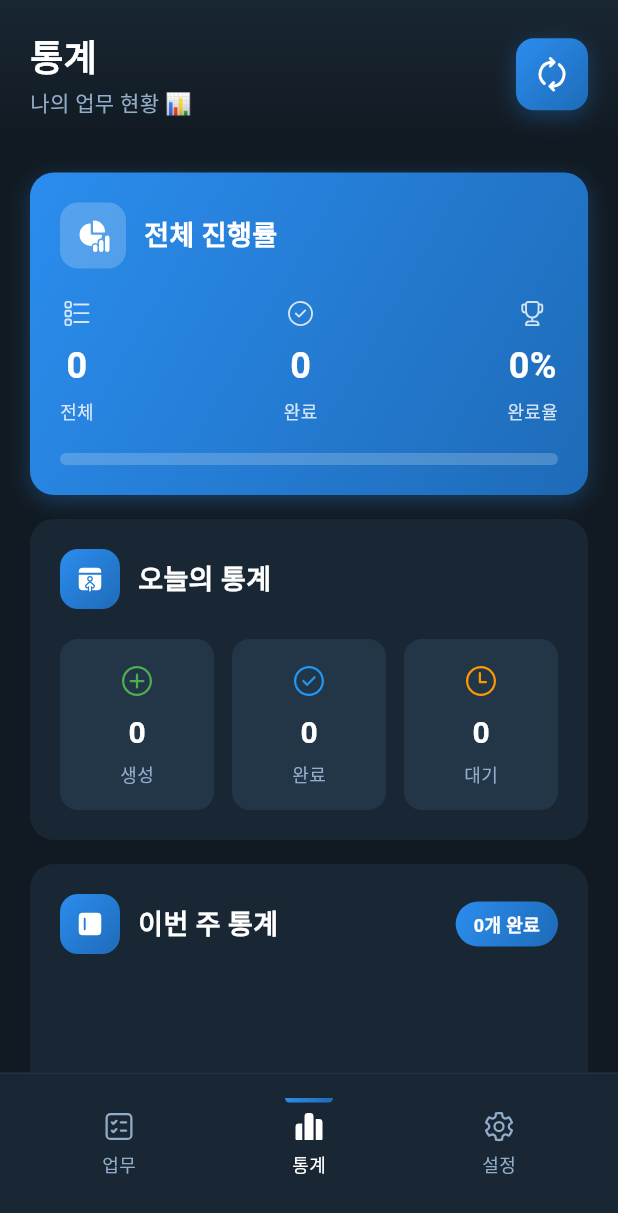
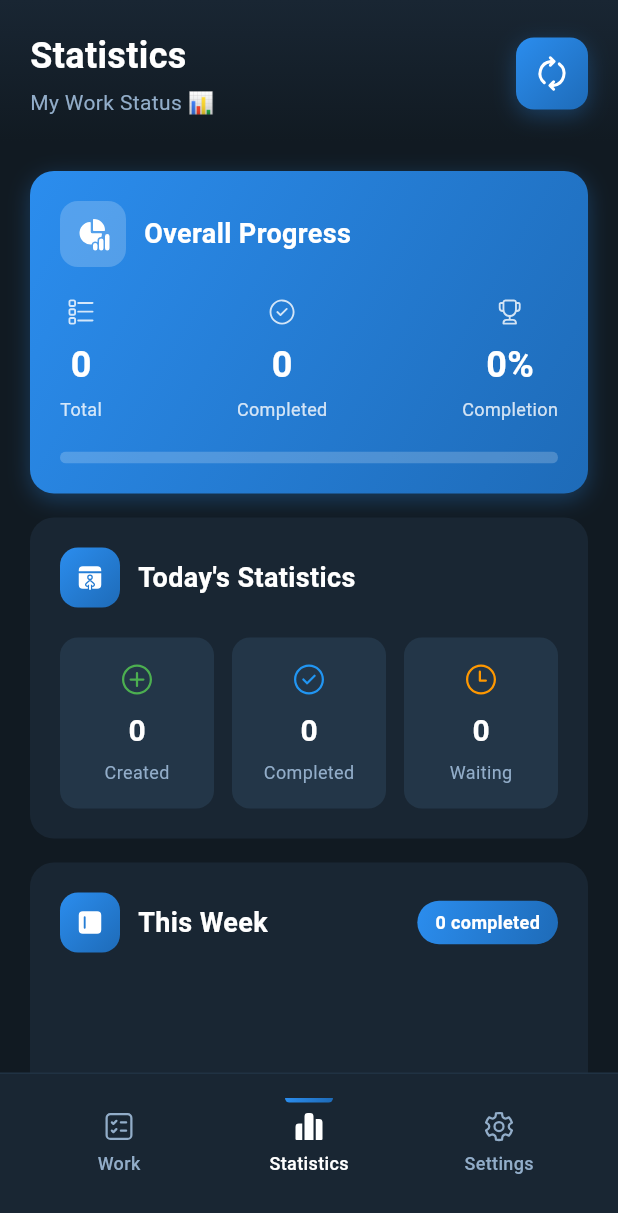
Before and after one commit to bluesky78060/flutter-todo, a Flutter app: the screen it shows once a user with an empty profile is signed in, item 2 of the bottom bar chosen, on a phone screen of 412 x 824 dp. Shown: the top 1213 px of the screen. Run offline on Flutter 3.47's test engine with Material 3 defaults, Android fonts, the phone set to English and light mode, and no system bars; our stand-ins replace drift, easy_localization, fluentui_system_icons, flutter_local_notifications, flutter_riverpod, fpdart and 6 more; missing offline and left inert: dart:html, dart:js; accounts and stored records are empty; generated files the repository leaves out were written again; network calls fail.

```diff
--- a/lib/core/theme/app_colors.dart
+++ b/lib/core/theme/app_colors.dart
@@ -1,11 +1,17 @@
 import 'package:flutter/material.dart';
 
 class AppColors {
-  // Dark Theme Colors (from HTML design)
+  // Dark Theme Colors
   static const Color darkBackground = Color(0xFF111A22);
   static const Color darkCard = Color(0xFF192633);
   static const Color darkInput = Color(0xFF233648);
   static const Color darkBorder = Color(0xFF324D67);
+
+  // Light Theme Colors
+  static const Color lightBackground = Color(0xFFF5F7FA);
+  static const Color lightCard = Color(0xFFFFFFFF);
+  static const Color lightInput = Color(0xFFF0F4F8);
+  static const Color lightBorder = Color(0xFFE1E8ED);
 
   // Accent Colors
   static const Color primaryBlue = Color(0xFF2B8DEE);
@@ -15,6 +21,8 @@ class AppColors {
   // Text Colors
   static const Color textWhite = Color(0xFFFFFFFF);
   static const Color textGray = Color(0xFF92ADC9);
+  static const Color textDark = Color(0xFF1A202C);
+  static const Color textGrayDark = Color(0xFF4A5568);
 
   // Gradients
   static const LinearGradient primaryGradient = LinearGradient(
@@ -23,9 +31,24 @@ class AppColors {
     end: Alignment.bottomRight,
   );
 
-  static const LinearGradient headerGradient = LinearGradient(
+  static const LinearGradient darkHeaderGradient = LinearGradient(
     colors: [darkCard, darkBackground],
     begin: Alignment.topCenter,
     end: Alignment.bottomCenter,
   );
+
+  static const LinearGradient lightHeaderGradient = LinearGradient(
+    colors: [lightCard, lightBackground],
+    begin: Alignment.topCenter,
+    end: Alignment.bottomCenter,
+  );
+
+  // Helper methods for theme-aware colors
+  static Color getBackground(bool isDark) => isDark ? darkBackground : lightBackground;
+  static Color getCard(bool isDark) => isDark ? darkCard : lightCard;
+  static Color getInput(bool isDark) => isDark ? darkInput : lightInput;
+  static Color getBorder(bool isDark) => isDark ? darkBorder : lightBorder;
+  static Color getText(bool isDark) => isDark ? textWhite : textDark;
+  static Color getTextSecondary(bool isDark) => isDark ? textGray : textGrayDark;
+  static LinearGradient getHeaderGradient(bool isDark) => isDark ? darkHeaderGradient : lightHeaderGradient;
 }
--- a/lib/presentation/screens/statistics_screen.dart
+++ b/lib/presentation/screens/statistics_screen.dart
@@ -1,7 +1,8 @@
+import 'package:easy_localization/easy_localization.dart' hide TextDirection;
 import 'package:fluentui_system_icons/fluentui_system_icons.dart';
 import 'package:flutter/material.dart';
 import 'package:flutter_riverpod/flutter_riverpod.dart';
-import 'package:intl/intl.dart';
+import 'package:intl/intl.dart' as intl;
 import 'package:todo_app/core/theme/app_colors.dart';
 import 'package:todo_app/domain/entities/todo.dart';
 import 'package:todo_app/presentation/providers/database_provider.dart';
@@ -31,28 +32,28 @@ class StatisticsScreen extends ConsumerWidget {
           children: [
             // Header with gradient
             Container(
-              decoration: const BoxDecoration(
-                gradient: AppColors.headerGradient,
+              decoration: BoxDecoration(
+                gradient: AppColors.getHeaderGradient(true),
               ),
               padding: const EdgeInsets.fromLTRB(20, 20, 20, 16),
               child: Row(
                 mainAxisAlignment: MainAxisAlignment.spaceBetween,
                 children: [
-                  const Column(
+                  Column(
                     crossAxisAlignment: CrossAxisAlignment.start,
                     children: [
                       Text(
-                        '통계',
-                        style: TextStyle(
+                        'statistics'.tr(),
+                        style: const TextStyle(
                           color: AppColors.textWhite,
                           fontSize: 24,
                           fontWeight: FontWeight.bold,
                         ),
                       ),
-                      SizedBox(height: 4),
+                      const SizedBox(height: 4),
                       Text(
-                        '나의 업무 현황 📊',
-                        style: TextStyle(
+                        'my_work_status'.tr(),
+                        style: const TextStyle(
                           color: AppColors.textGray,
                           fontSize: 14,
                         ),
@@ -115,7 +116,7 @@ class StatisticsScreen extends ConsumerWidget {
                       ),
                       const SizedBox(height: 16),
                       Text(
-                        '오류: $error',
+                        '${'error'.tr()}: $error',
                         style: const TextStyle(
                           color: AppColors.textGray,
                         ),
@@ -146,7 +147,7 @@ class StatisticsScreen extends ConsumerWidget {
                         Expanded(
                           child: _NavItem(
                             icon: FluentIcons.task_list_square_ltr_24_regular,
-                            label: '업무',
+                            label: 'work'.tr(),
                             isActive: false,
                             onTap: () => Navigator.pop(context),
                           ),
@@ -154,7 +155,7 @@ class StatisticsScreen extends ConsumerWidget {
                         Expanded(
                           child: _NavItem(
                             icon: FluentIcons.data_histogram_24_filled,
-                            label: '통계',
+                            label: 'statistics'.tr(),
                             isActive: true,
                             onTap: () {},
                           ),
@@ -162,7 +163,7 @@ class StatisticsScreen extends ConsumerWidget {
                         Expanded(
                           child: _NavItem(
                             icon: FluentIcons.settings_24_regular,
-                            label: '설정',
+                            label: 'settings'.tr(),
                             isActive: false,
                             onTap: () {
                               Navigator.push(
@@ -248,9 +249,11 @@ class StatisticsScreen extends ConsumerWidget {
 
     // Daily completion data for the week
     final dailyCompletions = <String, int>{};
+    final dayKeys = ['monday'.tr(), 'tuesday'.tr(), 'wednesday'.tr(), 'thursday'.tr(), 'friday'.tr(), 'saturday'.tr(), 'sunday'.tr()];
+
     for (int i = 0; i < 7; i++) {
       final day = weekStart.add(Duration(days: i));
-      final dayKey = DateFormat('E', 'ko').format(day);
+      final dayKey = dayKeys[i];
       final dayStart = DateTime(day.year, day.month, day.day);
       final dayEnd = dayStart.add(const Duration(days: 1));
 
@@ -274,7 +277,7 @@ class StatisticsScreen extends ConsumerWidget {
     }
 
     // Most productive day
-    String mostProductiveDay = '월';
+    String mostProductiveDay = 'monday'.tr();
     int maxCompletions = 0;
     dailyCompletions.forEach((day, count) {
       if (count > maxCompletions) {
@@ -364,9 +367,9 @@ class _OverallProgressCard extends StatelessWidget {
                 ),
               ),
               const SizedBox(width: 12),
-              const Text(
-                '전체 진행률',
-                style: TextStyle(
+              Text(
+                'overall_progress'.tr(),
+                style: const TextStyle(
                   color: Colors.white,
                   fontSize: 18,
                   fontWeight: FontWeight.bold,
@@ -379,17 +382,17 @@ class _OverallProgressCard extends StatelessWidget {
             mainAxisAlignment: MainAxisAlignment.spaceBetween,
             children: [
               _StatItem(
-                label: '전체',
+                label: 'total'.tr(),
                 value: '${stats.totalTodos}',
                 icon: FluentIcons.apps_list_24_regular,
               ),
               _StatItem(
-                label: '완료',
+                label: 'completed'.tr(),
                 value: '${stats.completedTodos}',
                 icon: FluentIcons.checkmark_circle_24_regular,
               ),
               _StatItem(
-                label: '완료율',
+                label: 'completion_rate'.tr(),
                 value: '${stats.completionRate.toStringAsFixed(0)}%',
                 icon: FluentIcons.trophy_24_regular,
               ),
@@ -481,9 +484,9 @@ class _TodayStatisticsCard extends StatelessWidget {
                 ),
               ),
               const SizedBox(width: 12),
-              const Text(
-                '오늘의 통계',
-                style: TextStyle(
+              Text(
+                'today_statistics'.tr(),
+                style: const TextStyle(
                   color: AppColors.textWhite,
                   fontSize: 18,
                   fontWeight: FontWeight.bold,
@@ -497,7 +500,7 @@ class _TodayStatisticsCard extends StatelessWidget {
               Expanded(
                 child: _InfoCard(
                   icon: FluentIcons.add_circle_24_regular,
-                  label: '생성',
+                  label: 'created'.tr(),
                   value: '${stats.todayCreated}',
                   color: const Color(0xFF4CAF50),
                 ),
@@ -506,7 +509,7 @@ class _TodayStatisticsCard extends StatelessWidget {
               Expanded(
                 child: _InfoCard(
                   icon: FluentIcons.checkmark_circle_24_regular,
-                  label: '완료',
+                  label: 'completed'.tr(),
                   value: '${stats.todayCompleted}',
                   color: const Color(0xFF2196F3),
                 ),
@@ -515,7 +518,7 @@ class _TodayStatisticsCard extends StatelessWidget {
               Expanded(
                 child: _InfoCard(
                   icon: FluentIcons.clock_24_regular,
-                  label: '대기',
+                  label: 'waiting'.tr(),
                   value: '${stats.todayPending}',
                   color: const Color(0xFFFF9800),
                 ),
@@ -610,9 +613,9 @@ class _WeeklyStatisticsCard extends StatelessWidget {
                     ),
                   ),
                   const SizedBox(width: 12),
-                  const Text(
-                    '이번 주 통계',
-                    style: TextStyle(
+                  Text(
+                    'this_week_statistics'.tr(),
+                    style: const TextStyle(
                       color: AppColors.textWhite,
                       fontSize: 18,
                       fontWeight: FontWeight.bold,
@@ -627,7 +630,7 @@ class _WeeklyStatisticsCard extends StatelessWidget {
                   borderRadius: BorderRadius.circular(20),
                 ),
                 child: Text(
-                  '${stats.weekCompleted}개 완료',
+                  'completed_count'.tr(namedArgs: {'count': '${stats.weekCompleted}'}),
                   style: const TextStyle(
                     color: Colors.white,
                     fontSize: 12,
@@ -653,7 +656,7 @@ class _DailyCompletionChart extends StatelessWidget {
   @override
   Widget build(BuildContext context) {
     final maxValue = completions.values.isEmpty ? 1 : completions.values.reduce((a, b) => a > b ? a : b).toDouble();
-    final days = ['월', '화', '수', '목', '금', '토', '일'];
+    final days = ['monday'.tr(), 'tuesday'.tr(), 'wednesday'.tr(), 'thursday'.tr(), 'friday'.tr(), 'saturday'.tr(), 'sunday'.tr()];
 
     return SizedBox(
       height: 150,
@@ -739,9 +742,9 @@ class _CategoryBreakdownCard extends StatelessWidget {
                 ),
               ),
               const SizedBox(width: 12),
-              const Text(
-                '카테고리 분석',
-                style: TextStyle(
+              Text(
+                'category_analysis'.tr(),
+                style: const TextStyle(
                   color: AppColors.textWhite,
                   fontSize: 18,
                   fontWeight: FontWeight.bold,
@@ -751,7 +754,7 @@ class _CategoryBreakdownCard extends StatelessWidget {
           ),
           const SizedBox(height: 20),
           _ProgressItem(
-            label: '완료',
+            label: 'completed'.tr(),
             value: stats.completedTodos,
             total: stats.totalTodos,
             color: const Color(0xFF4CAF50),
@@ -759,7 +762,7 @@ class _CategoryBreakdownCard extends StatelessWidget {
           ),
           const SizedBox(height: 12),
           _ProgressItem(
-            label: '미완료',
+            label: 'incomplete'.tr(),
             value: incomplete,
             total: stats.totalTodos,
             color: const Color(0xFFFF9800),
@@ -866,9 +869,9 @@ class _TimeBasedStatisticsCard extends StatelessWidget {
                 ),
               ),
               const SizedBox(width: 12),
-              const Text(
-                '시간 분석',
-                style: TextStyle(
+              Text(
+                'time_analysis'.tr(),
+                style: const TextStyle(
                   color: AppColors.textWhite,
                   fontSize: 18,
                   fontWeight: FontWeight.bold,
@@ -882,17 +885,17 @@ class _TimeBasedStatisticsCard extends StatelessWidget {
               Expanded(
                 child: _TimeInfoCard(
                   icon: FluentIcons.timer_24_regular,
-                  label: '평균 완료 시간',
+                  label: 'avg_completion_time'.tr(),
                   value: stats.avgCompletionHours < 1
-                      ? '< 1시간'
-                      : '${stats.avgCompletionHours.toStringAsFixed(0)}시간',
+                      ? 'less_than_one_hour'.tr()
+                      : 'hours'.tr(namedArgs: {'count': '${stats.avgCompletionHours.toStringAsFixed(0)}'}),
                 ),
               ),
               const SizedBox(width: 12),
               Expanded(
                 child: _TimeInfoCard(
                   icon: FluentIcons.star_24_regular,
-                  label: '최다 완료 요일',
+                  label: 'most_productive_day'.tr(),
                   value: stats.mostProductiveDay,
                 ),
               ),
```
Also changed, not shown: assets/translations/en.json (+82 -1 lines), assets/translations/ko.json (+82 -1 lines), lib/presentation/screens/login_screen.dart (+36 -35 lines), lib/presentation/screens/settings_screen.dart (+98 -98 lines), lib/presentation/screens/todo_list_screen.dart (+32 -48 lines), lib/presentation/widgets/todo_form_dialog.dart (+33 -32 lines), 2 other files.
